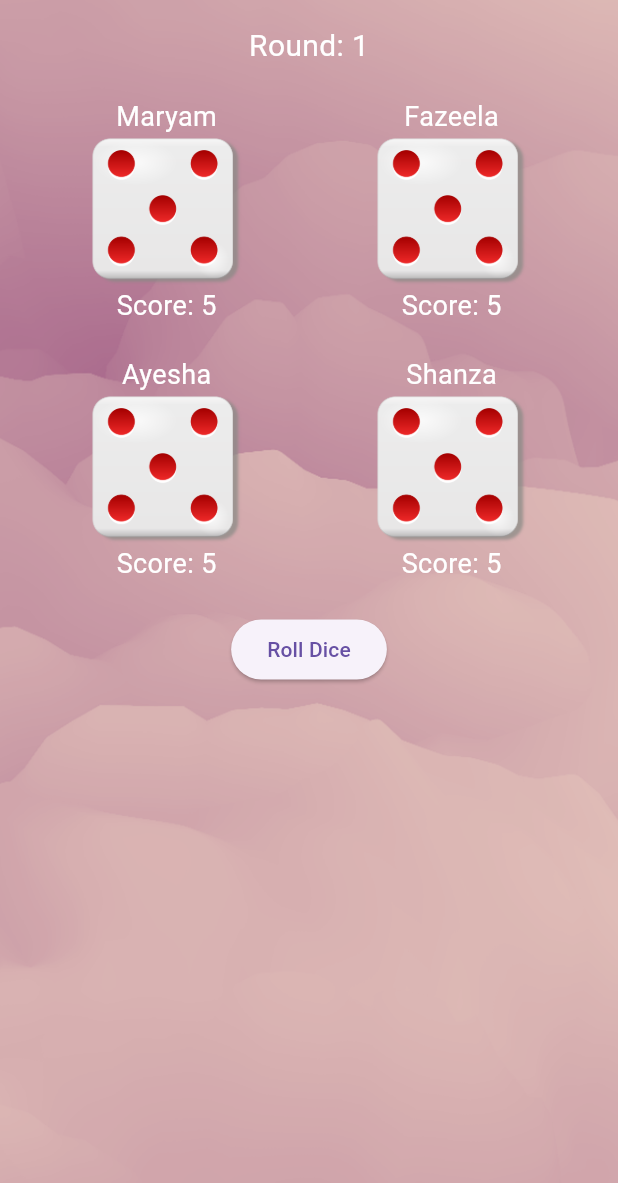
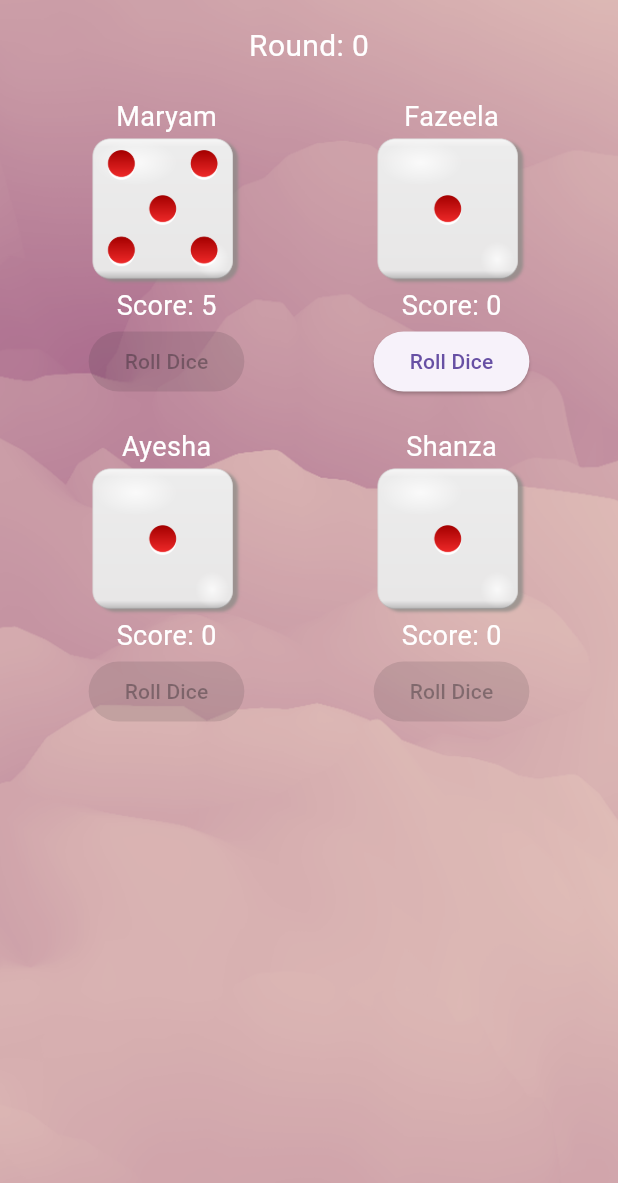
Before and after one commit to Maryam-mumtaz565/ludo-app, a Flutter app: the screen it shows after launch, after a tap on "Roll Dice", on a phone screen of 412 x 824 dp. Shown: the top 1183 px of the screen. Run offline on Flutter 3.47's test engine with Material 3 defaults, Android fonts, the phone set to English and light mode, and no system bars.

Commit message:
main.dart

```diff
--- a/lib/main.dart
+++ b/lib/main.dart
@@ -20,8 +20,9 @@ class Player {
   String name;
   int score;
   int diceValue;
+  bool isTurn;
 
-  Player({required this.name, this.score = 0, this.diceValue = 1});
+  Player({required this.name, this.score = 0, this.diceValue = 1, this.isTurn = false});
 }
 
 class HomeScreen extends StatefulWidget {
@@ -29,17 +30,17 @@ class HomeScreen extends StatefulWidget {
   _HomeScreenState createState() => _HomeScreenState();
 }
 
-class _HomeScreenState extends State<HomeScreen>
-    with SingleTickerProviderStateMixin {
+class _HomeScreenState extends State<HomeScreen> with SingleTickerProviderStateMixin {
   final List<Player> players = [
-    Player(name: 'Maryam'),
+    Player(name: 'Maryam', isTurn: true),
     Player(name: 'Fazeela'),
     Player(name: 'Ayesha'),
     Player(name: 'Shanza'),
   ];
 
   int round = 0;
-  int maxRounds = 5;
+  int currentPlayerIndex = 0; // Track which player's turn it is
+  int maxRounds = 6;
 
   late AnimationController _controller;
   late Animation<double> _zoomAnimation;
@@ -51,134 +52,30 @@ class _HomeScreenState extends State<HomeScreen>
       duration: const Duration(seconds: 1),
       vsync: this,
     );
-    _zoomAnimation =
-        CurvedAnimation(parent: _controller, curve: Curves.elasticOut);
+    _zoomAnimation = CurvedAnimation(parent: _controller, curve: Curves.elasticOut);
   }
 
-  void rollDiceForPlayers() {
+  void rollDiceForPlayer(int index) {
     setState(() {
-      for (var player in players) {
-        player.diceValue =
-            Random().nextInt(6) + 1; // Each player gets a different dice value
-        player.score +=
-            player.diceValue; // Update score based on individual dice value
+      // Only allow the current player to roll the dice
+      if (players[index].isTurn) {
+        players[index].diceValue = Random().nextInt(6) + 1;
+        players[index].score += players[index].diceValue;
+        round++;
+        // Move turn to the next player
+        players[index].isTurn = false;
+        currentPlayerIndex = (currentPlayerIndex + 1) % players.length;
+        players[currentPlayerIndex].isTurn = true;
       }
-      round++;
     });
   }
 
   Player? declareWinner() {
-    return players.reduce((a, b) =>
-        a.score > b.score ? a : b); // Declare player with highest score
+    return players.reduce((a, b) => a.score > b.score ? a : b); // Declare player with the highest score
   }
 
-  @override
-  void dispose() {
-    _controller.dispose();
-    super.dispose();
-  }
-
-  @override
-  Widget build(BuildContext context) {
-    Player? winner = round >= maxRounds ? declareWinner() : null;
-
-    return Scaffold(
-      body: Stack(
-        children: [
-          // Background Image
-          Image.asset('assets/images/background.png',
-              fit: BoxFit.cover,
-              width: double.infinity,
-              height: double.infinity),
-
-          // Main Content
-          Padding(
-            padding: const EdgeInsets.all(16.0),
-            child: Column(
-              children: [
-                Text('Round: $round',
-                    style: TextStyle(fontSize: 20, color: Colors.white)),
-                SizedBox(height: 20),
-
-                // Row for two upper dice images
-                Row(
-                  mainAxisAlignment: MainAxisAlignment.spaceAround,
-                  children: [
-                    Column(
-                      children: [
-                        Text('${players[0].name}',
-                            style:
-                                TextStyle(fontSize: 18, color: Colors.white)),
-                        Image.asset(
-                            'assets/images/dice${players[0].diceValue}.png',
-                            width: 100,
-                            height: 100),
-                        Text('Score: ${players[0].score}',
-                            style:
-                                TextStyle(fontSize: 18, color: Colors.white)),
-                      ],
-                    ),
-                    Column(
-                      children: [
-                        Text('${players[1].name}',
-                            style:
-                                TextStyle(fontSize: 18, color: Colors.white)),
-                        Image.asset(
-                            'assets/images/dice${players[1].diceValue}.png',
-                            width: 100,
-                            height: 100),
-                        Text('Score: ${players[1].score}',
-                            style:
-                                TextStyle(fontSize: 18, color: Colors.white)),
-                      ],
-                    ),
-                  ],
-                ),
-                SizedBox(height: 20),
-
-                // Row for two lower dice images
-                Row(
-                  mainAxisAlignment: MainAxisAlignment.spaceAround,
-                  children: [
-                    Column(
-                      children: [
-                        Text('${players[2].name}',
-                            style:
-                                TextStyle(fontSize: 18, color: Colors.white)),
-                        Image.asset(
-                            'assets/images/dice${players[2].diceValue}.png',
-                            width: 100,
-                            height: 100),
-                        Text('Score: ${players[2].score}',
-                            style:
-                                TextStyle(fontSize: 18, color: Colors.white)),
-                      ],
-                    ),
-                    Column(
-                      children: [
-                        Text('${players[3].name}',
-                            style:
-                                TextStyle(fontSize: 18, color: Colors.white)),
-                        Image.asset(
-                            'assets/images/dice${players[3].diceValue}.png',
-                            width: 100,
-                            height: 100),
-                        Text('Score: ${players[3].score}',
-                            style:
-                                TextStyle(fontSize: 18, color: Colors.white)),
-                      ],
-                    ),
-                  ],
-                ),
-
-                SizedBox(height: 20),
-                ElevatedButton(
-                  onPressed: round < maxRounds
-                      ? rollDiceForPlayers
-                      : () {
-                          if (winner != null) {
-                            _controller.forward(
-                                from: 0.0); // Start the zoom-in animation
+  void showWinnerDialog(Player winner) {
+    _controller.forward(from: 0.0); // Start the zoom-in animation
     showDialog(
       context: context,
       builder: (context) {
@@ -186,13 +83,11 @@ class _HomeScreenState extends State<HomeScreen>
           scale: _zoomAnimation,
           child: AlertDialog(
             shape: RoundedRectangleBorder(
-                                      borderRadius: BorderRadius.circular(
-                                          20), // Rounded corners for the dialog
+              borderRadius: BorderRadius.circular(20), // Rounded corners for the dialog
             ),
-                                    backgroundColor: Colors.white.withOpacity(
-                                        0.9), // Slight transparency for the pop-up
+            backgroundColor: Colors.white.withOpacity(0.9), // Slight transparency for the pop-up
             title: Text(
-                                      '🎉 Winner! 🎉',
+              '🎉 Congratulations! 🎉',
               textAlign: TextAlign.center,
               style: TextStyle(
                 fontSize: 28,
@@ -211,7 +106,7 @@ class _HomeScreenState extends State<HomeScreen>
               mainAxisSize: MainAxisSize.min,
               children: [
                 Text(
-                                          '${winner.name} is the winner with ${winner.score} points!',
+                  '${winner.name} is the champion with ${winner.score} points! 🎊',
                   style: TextStyle(
                     fontSize: 20,
                     fontWeight: FontWeight.w500,
@@ -236,16 +131,15 @@ class _HomeScreenState extends State<HomeScreen>
                       round = 0;
                       for (var player in players) {
                         player.score = 0;
-                                                player.diceValue =
-                                                    1; // Resetting dice value to 1
+                        player.diceValue = 1; // Resetting dice value to 1
+                        player.isTurn = player.name == 'Maryam'; // Reset turns to the first player
                       }
+                      currentPlayerIndex = 0; // Reset current player index
                     });
                   },
                   child: Text(
                     'Play Again',
-                                            style: TextStyle(
-                                                fontSize: 18,
-                                                color: Colors.blue),
+                    style: TextStyle(fontSize: 18, color: Colors.blue),
                   ),
                 ),
               ),
@@ -255,9 +149,56 @@ class _HomeScreenState extends State<HomeScreen>
       },
     );
   }
-                        },
-                  child:
-                      Text(round < maxRounds ? 'Roll Dice' : 'Declare Winner'),
+
+  @override
+  void dispose() {
+    _controller.dispose();
+    super.dispose();
+  }
+
+  @override
+  Widget build(BuildContext context) {
+    Player? winner = round >= maxRounds * players.length ? declareWinner() : null;
+
+    return Scaffold(
+      body: Stack(
+        children: [
+          // Background Image
+          Image.asset('assets/images/background.png',
+              fit: BoxFit.cover, width: double.infinity, height: double.infinity),
+
+          // Main Content
+          Padding(
+            padding: const EdgeInsets.all(16.0),
+            child: Column(
+              children: [
+                Text('Round: ${round ~/ players.length}', // Divide round by players.length to show actual rounds
+                    style: TextStyle(fontSize: 20, color: Colors.white)),
+                SizedBox(height: 20),
+
+                // Row for two upper dice images
+                Row(
+                  mainAxisAlignment: MainAxisAlignment.spaceAround,
+                  children: [
+                    buildPlayerColumn(0),
+                    buildPlayerColumn(1),
+                  ],
+                ),
+                SizedBox(height: 20),
+
+                // Row for two lower dice images
+                Row(
+                  mainAxisAlignment: MainAxisAlignment.spaceAround,
+                  children: [
+                    buildPlayerColumn(2),
+                    buildPlayerColumn(3),
+                  ],
+                ),
+                SizedBox(height: 20),
+                if (winner != null)
+                  ElevatedButton(
+                    onPressed: () => showWinnerDialog(winner),
+                    child: Text('Show Winner'),
                   ),
               ],
             ),
@@ -266,4 +207,20 @@ class _HomeScreenState extends State<HomeScreen>
       ),
     );
   }
+
+  Column buildPlayerColumn(int index) {
+    return Column(
+      children: [
+        Text('${players[index].name}', style: TextStyle(fontSize: 18, color: Colors.white)),
+        Image.asset('assets/images/dice${players[index].diceValue}.png', width: 100, height: 100),
+        Text('Score: ${players[index].score}', style: TextStyle(fontSize: 18, color: Colors.white)),
+        ElevatedButton(
+          onPressed: players[index].isTurn && round < maxRounds * players.length
+              ? () => rollDiceForPlayer(index)
+              : null,
+          child: Text('Roll Dice'),
+        ),
+      ],
+    );
   }
+}
```
Lines whose indentation alone changed are shown as unchanged.
